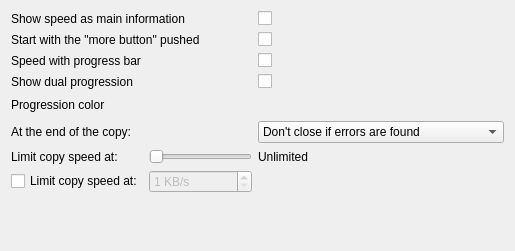
alphaonex86/Ultracopier, file plugins/Themes/Oxygen2/options.ui: the form before one commit.
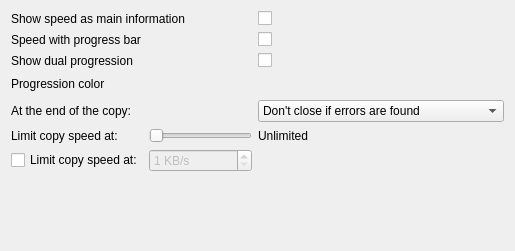
The form after the commit.

Diff of the .ui file:
```diff
--- a/plugins/Themes/Oxygen2/options.ui
+++ b/plugins/Themes/Oxygen2/options.ui
@@ -11,146 +11,10 @@
    </rect>
   </property>
   <layout class="QGridLayout" name="gridLayout">
-   <item row="2" column="2">
-    <widget class="QCheckBox" name="speedWithProgressBar"/>
-   </item>
-   <item row="8" column="1">
-    <widget class="QSpinBox" name="limitSpeed">
-     <property name="enabled">
-      <bool>false</bool>
-     </property>
-     <property name="suffix">
-      <string> KB/s</string>
-     </property>
-     <property name="minimum">
-      <number>1</number>
-     </property>
-     <property name="maximum">
-      <number>999999</number>
-     </property>
-    </widget>
-   </item>
-   <item row="5" column="2">
-    <widget class="QComboBox" name="comboBox_copyEnd">
-     <item>
-      <property name="text">
-       <string notr="true">Don't close if errors are found</string>
-      </property>
-     </item>
-     <item>
-      <property name="text">
-       <string notr="true">Never close</string>
-      </property>
-     </item>
-     <item>
-      <property name="text">
-       <string notr="true">Always close</string>
-      </property>
-     </item>
-    </widget>
-   </item>
-   <item row="4" column="0">
-    <widget class="QLabel" name="labelProgressionColor">
-     <property name="text">
-      <string>Progression color</string>
-     </property>
-    </widget>
-   </item>
-   <item row="8" column="0">
-    <widget class="QCheckBox" name="checkBox_limitSpeed">
-     <property name="text">
-      <string>Limit copy speed at:</string>
-     </property>
-    </widget>
-   </item>
-   <item row="3" column="2">
-    <widget class="QCheckBox" name="showDualProgression"/>
-   </item>
-   <item row="5" column="1">
-    <spacer name="horizontalSpacer">
-     <property name="orientation">
-      <enum>Qt::Horizontal</enum>
-     </property>
-     <property name="sizeHint" stdset="0">
-      <size>
-       <width>122</width>
-       <height>20</height>
-      </size>
-     </property>
-    </spacer>
-   </item>
-   <item row="2" column="0" colspan="2">
-    <widget class="QLabel" name="labelSpeedWithProgressBar">
-     <property name="text">
-      <string>Speed with progress bar</string>
-     </property>
-    </widget>
-   </item>
-   <item row="1" column="0" colspan="2">
-    <widget class="QLabel" name="labelStartWithMoreButtonPushed">
-     <property name="text">
-      <string>Start with the &quot;more button&quot; pushed</string>
-     </property>
-    </widget>
-   </item>
-   <item row="9" column="0">
-    <spacer name="verticalSpacer">
-     <property name="orientation">
-      <enum>Qt::Vertical</enum>
-     </property>
-     <property name="sizeHint" stdset="0">
-      <size>
-       <width>20</width>
-       <height>40</height>
-      </size>
-     </property>
-    </spacer>
-   </item>
-   <item row="3" column="0" colspan="2">
-    <widget class="QLabel" name="label">
-     <property name="text">
-      <string>Show dual progression</string>
-     </property>
-    </widget>
-   </item>
    <item row="0" column="2">
     <widget class="QCheckBox" name="checkBoxShowSpeed"/>
    </item>
-   <item row="0" column="0" colspan="2">
-    <widget class="QLabel" name="labelShowSpeedAsMain">
-     <property name="text">
-      <string>Show speed as main information</string>
-     </property>
-    </widget>
-   </item>
-   <item row="1" column="2">
-    <widget class="QCheckBox" name="checkBoxStartWithMoreButtonPushed"/>
-   </item>
-   <item row="7" column="0">
-    <widget class="QLabel" name="label_Slider_speed">
-     <property name="text">
-      <string>Limit copy speed at:</string>
-     </property>
-    </widget>
-   </item>
-   <item row="7" column="1">
-    <widget class="QSlider" name="SliderSpeed">
-     <property name="maximum">
-      <number>5</number>
-     </property>
-     <property name="orientation">
-      <enum>Qt::Horizontal</enum>
-     </property>
-    </widget>
-   </item>
-   <item row="5" column="0">
-    <widget class="QLabel" name="label_2">
-     <property name="text">
-      <string>At the end of the copy: </string>
-     </property>
-    </widget>
-   </item>
-   <item row="4" column="2">
+   <item row="3" column="2">
     <widget class="QFrame" name="frameProgressionColor">
      <layout class="QHBoxLayout" name="horizontalLayout">
       <property name="spacing">
@@ -259,13 +123,139 @@
      </layout>
     </widget>
    </item>
-   <item row="7" column="2">
+   <item row="1" column="0" colspan="2">
+    <widget class="QLabel" name="labelSpeedWithProgressBar">
+     <property name="text">
+      <string>Speed with progress bar</string>
+     </property>
+    </widget>
+   </item>
+   <item row="4" column="2">
+    <widget class="QComboBox" name="comboBox_copyEnd">
+     <item>
+      <property name="text">
+       <string notr="true">Don't close if errors are found</string>
+      </property>
+     </item>
+     <item>
+      <property name="text">
+       <string notr="true">Never close</string>
+      </property>
+     </item>
+     <item>
+      <property name="text">
+       <string notr="true">Always close</string>
+      </property>
+     </item>
+    </widget>
+   </item>
+   <item row="0" column="0" colspan="2">
+    <widget class="QLabel" name="labelShowSpeedAsMain">
+     <property name="text">
+      <string>Show speed as main information</string>
+     </property>
+    </widget>
+   </item>
+   <item row="3" column="0">
+    <widget class="QLabel" name="labelProgressionColor">
+     <property name="text">
+      <string>Progression color</string>
+     </property>
+    </widget>
+   </item>
+   <item row="7" column="0">
+    <widget class="QCheckBox" name="checkBox_limitSpeed">
+     <property name="text">
+      <string>Limit copy speed at:</string>
+     </property>
+    </widget>
+   </item>
+   <item row="7" column="1">
+    <widget class="QSpinBox" name="limitSpeed">
+     <property name="enabled">
+      <bool>false</bool>
+     </property>
+     <property name="suffix">
+      <string> KB/s</string>
+     </property>
+     <property name="minimum">
+      <number>1</number>
+     </property>
+     <property name="maximum">
+      <number>999999</number>
+     </property>
+    </widget>
+   </item>
+   <item row="2" column="2">
+    <widget class="QCheckBox" name="showDualProgression"/>
+   </item>
+   <item row="4" column="1">
+    <spacer name="horizontalSpacer">
+     <property name="orientation">
+      <enum>Qt::Horizontal</enum>
+     </property>
+     <property name="sizeHint" stdset="0">
+      <size>
+       <width>122</width>
+       <height>20</height>
+      </size>
+     </property>
+    </spacer>
+   </item>
+   <item row="2" column="0" colspan="2">
+    <widget class="QLabel" name="label">
+     <property name="text">
+      <string>Show dual progression</string>
+     </property>
+    </widget>
+   </item>
+   <item row="6" column="0">
+    <widget class="QLabel" name="label_Slider_speed">
+     <property name="text">
+      <string>Limit copy speed at:</string>
+     </property>
+    </widget>
+   </item>
+   <item row="8" column="0">
+    <spacer name="verticalSpacer">
+     <property name="orientation">
+      <enum>Qt::Vertical</enum>
+     </property>
+     <property name="sizeHint" stdset="0">
+      <size>
+       <width>20</width>
+       <height>40</height>
+      </size>
+     </property>
+    </spacer>
+   </item>
+   <item row="4" column="0">
+    <widget class="QLabel" name="label_2">
+     <property name="text">
+      <string>At the end of the copy: </string>
+     </property>
+    </widget>
+   </item>
+   <item row="1" column="2">
+    <widget class="QCheckBox" name="speedWithProgressBar"/>
+   </item>
+   <item row="6" column="2">
     <widget class="QLabel" name="label_SpeedMaxValue">
      <property name="text">
       <string notr="true">Unlimited</string>
      </property>
     </widget>
    </item>
+   <item row="6" column="1">
+    <widget class="QSlider" name="SliderSpeed">
+     <property name="maximum">
+      <number>5</number>
+     </property>
+     <property name="orientation">
+      <enum>Qt::Horizontal</enum>
+     </property>
+    </widget>
+   </item>
   </layout>
  </widget>
  <resources/>
```
